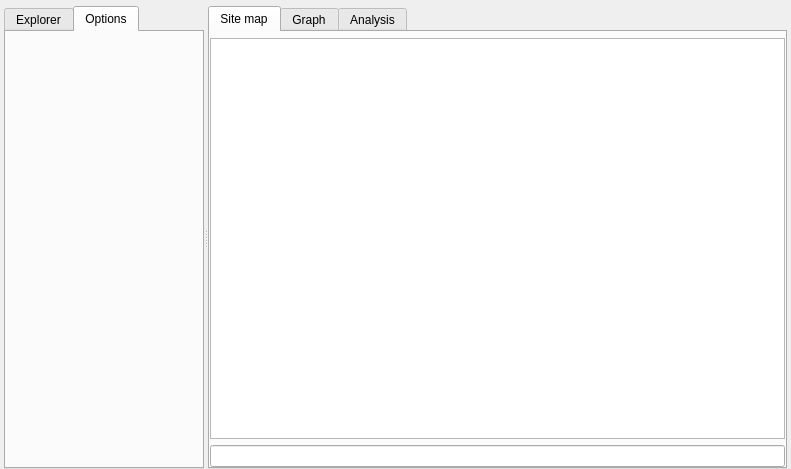
Qt form sub3suite/src/project/Project.ui (3nock/OTE) before a commit.
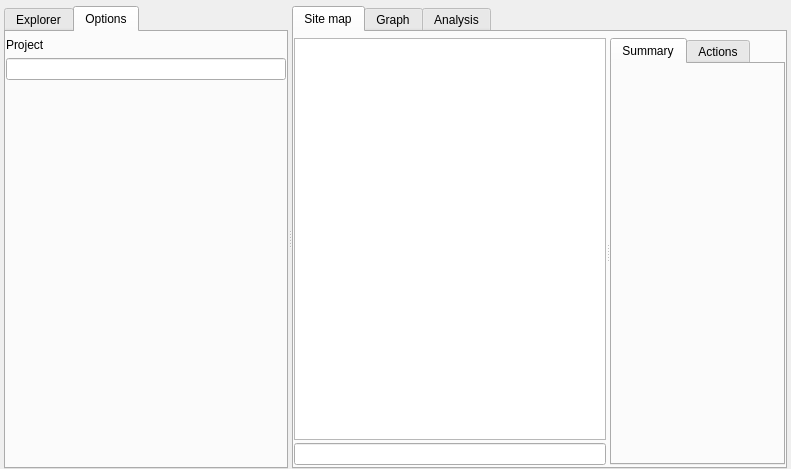
The same form after that commit. The open tabs and pages were chosen to show the change.

Commit message: tools to enums

What changed in the file:
```diff
--- a/sub3suite/src/project/Project.ui
+++ b/sub3suite/src/project/Project.ui
@@ -40,13 +40,13 @@
       </property>
       <property name="minimumSize">
        <size>
-        <width>200</width>
+        <width>0</width>
         <height>0</height>
        </size>
       </property>
       <property name="maximumSize">
        <size>
-        <width>200</width>
+        <width>16777215</width>
         <height>16777215</height>
        </size>
       </property>
@@ -86,6 +86,43 @@
        <attribute name="title">
         <string>Options</string>
        </attribute>
+       <layout class="QVBoxLayout" name="verticalLayout_6">
+        <property name="leftMargin">
+         <number>0</number>
+        </property>
+        <property name="topMargin">
+         <number>6</number>
+        </property>
+        <property name="rightMargin">
+         <number>0</number>
+        </property>
+        <property name="bottomMargin">
+         <number>0</number>
+        </property>
+        <item>
+         <widget class="QLabel" name="label">
+          <property name="text">
+           <string>Project</string>
+          </property>
+         </widget>
+        </item>
+        <item>
+         <widget class="QLineEdit" name="lineEditProjectPath"/>
+        </item>
+        <item>
+         <spacer name="verticalSpacer">
+          <property name="orientation">
+           <enum>Qt::Vertical</enum>
+          </property>
+          <property name="sizeHint" stdset="0">
+           <size>
+            <width>20</width>
+            <height>383</height>
+           </size>
+          </property>
+         </spacer>
+        </item>
+       </layout>
       </widget>
      </widget>
      <widget class="QTabWidget" name="tabWidget">
@@ -96,7 +133,7 @@
        <attribute name="title">
         <string>Site map</string>
        </attribute>
-       <layout class="QVBoxLayout" name="verticalLayout_3">
+       <layout class="QVBoxLayout" name="verticalLayout_7">
         <property name="leftMargin">
          <number>0</number>
         </property>
@@ -107,24 +144,59 @@
          <number>0</number>
         </property>
         <property name="bottomMargin">
-         <number>0</number>
+         <number>2</number>
         </property>
         <item>
-         <widget class="QTreeView" name="treeViewSiteMap">
-          <property name="sortingEnabled">
-           <bool>true</bool>
+         <widget class="QSplitter" name="splitterSiteMap">
+          <property name="orientation">
+           <enum>Qt::Horizontal</enum>
           </property>
-          <attribute name="headerMinimumSectionSize">
-           <number>200</number>
-          </attribute>
-          <attribute name="headerDefaultSectionSize">
-           <number>200</number>
-          </attribute>
+          <widget class="QWidget" name="">
+           <layout class="QVBoxLayout" name="verticalLayout_3">
+            <property name="spacing">
+             <number>3</number>
+            </property>
+            <item>
+             <widget class="QTreeView" name="treeViewSiteMap">
+              <property name="sortingEnabled">
+               <bool>true</bool>
+              </property>
+              <attribute name="headerMinimumSectionSize">
+               <number>200</number>
+              </attribute>
+              <attribute name="headerDefaultSectionSize">
+               <number>200</number>
+              </attribute>
+             </widget>
+            </item>
+            <item>
+             <widget class="QLineEdit" name="lineEditSiteMapFilter"/>
+            </item>
+           </layout>
+          </widget>
+          <widget class="QTabWidget" name="tabWidgetSiteMap">
+           <property name="tabPosition">
+            <enum>QTabWidget::North</enum>
+           </property>
+           <property name="tabShape">
+            <enum>QTabWidget::Rounded</enum>
+           </property>
+           <property name="currentIndex">
+            <number>0</number>
+           </property>
+           <widget class="QWidget" name="tabSummary">
+            <attribute name="title">
+             <string>Summary</string>
+            </attribute>
+           </widget>
+           <widget class="QWidget" name="tab_2">
+            <attribute name="title">
+             <string>Actions</string>
+            </attribute>
+           </widget>
+          </widget>
          </widget>
         </item>
-        <item>
-         <widget class="QLineEdit" name="lineEditSiteMapFilter"/>
-        </item>
        </layout>
       </widget>
       <widget class="QWidget" name="tabGraph">
```
The commit also changes 90 other files.
